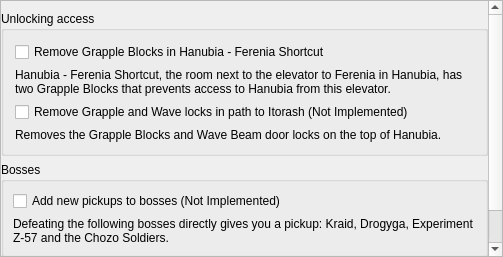
Above: randovania/gui/ui_files/preset_dread_patches.ui from randovania/randovania before the change. Below: the same form after it.
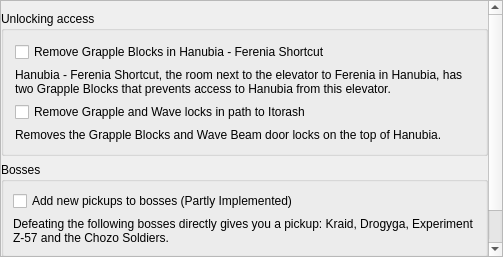
That is the form after the change.

Commit message: Fix text saying Dread feature is not implemented

The edit to the form file:
```diff
--- a/randovania/gui/ui_files/preset_dread_patches.ui
+++ b/randovania/gui/ui_files/preset_dread_patches.ui
@@ -102,7 +102,7 @@
            <item>
             <widget class="QCheckBox" name="hanubia_easier_path_to_itorash_check">
              <property name="text">
-              <string>Remove Grapple and Wave locks in path to Itorash (Not Implemented)</string>
+              <string>Remove Grapple and Wave locks in path to Itorash</string>
              </property>
             </widget>
            </item>
@@ -137,7 +137,7 @@
            <item>
             <widget class="QCheckBox" name="extra_pickups_for_bosses_check">
              <property name="text">
-              <string>Add new pickups to bosses (Not Implemented)</string>
+              <string>Add new pickups to bosses (Partly Implemented)</string>
              </property>
             </widget>
            </item>
```
